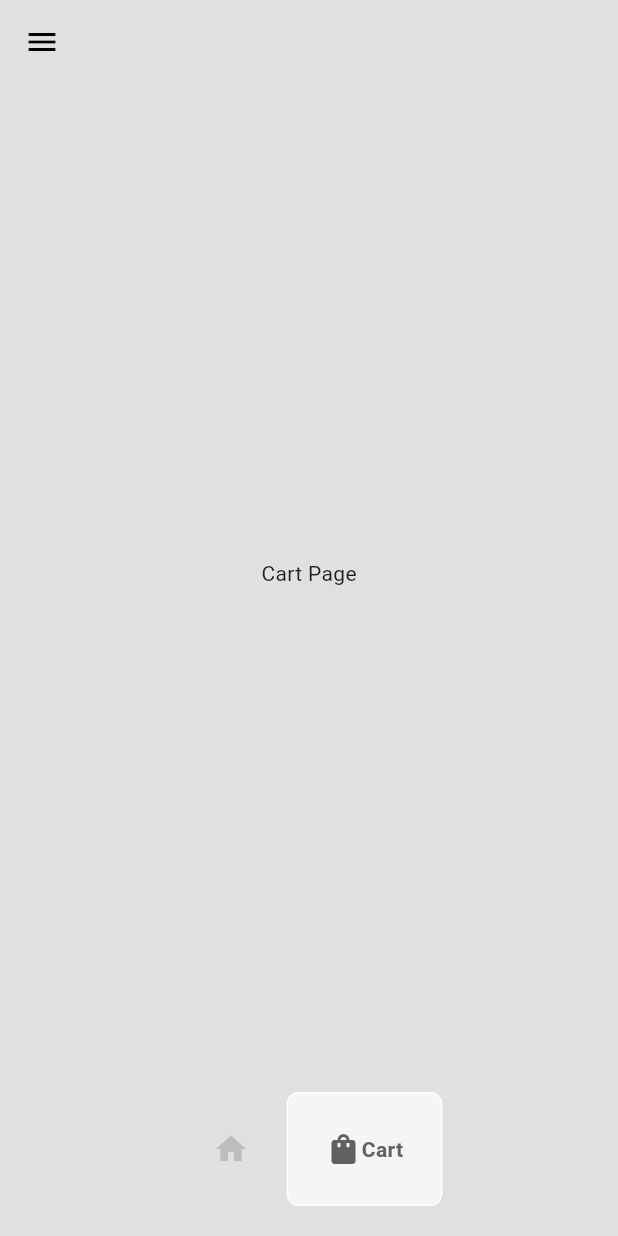
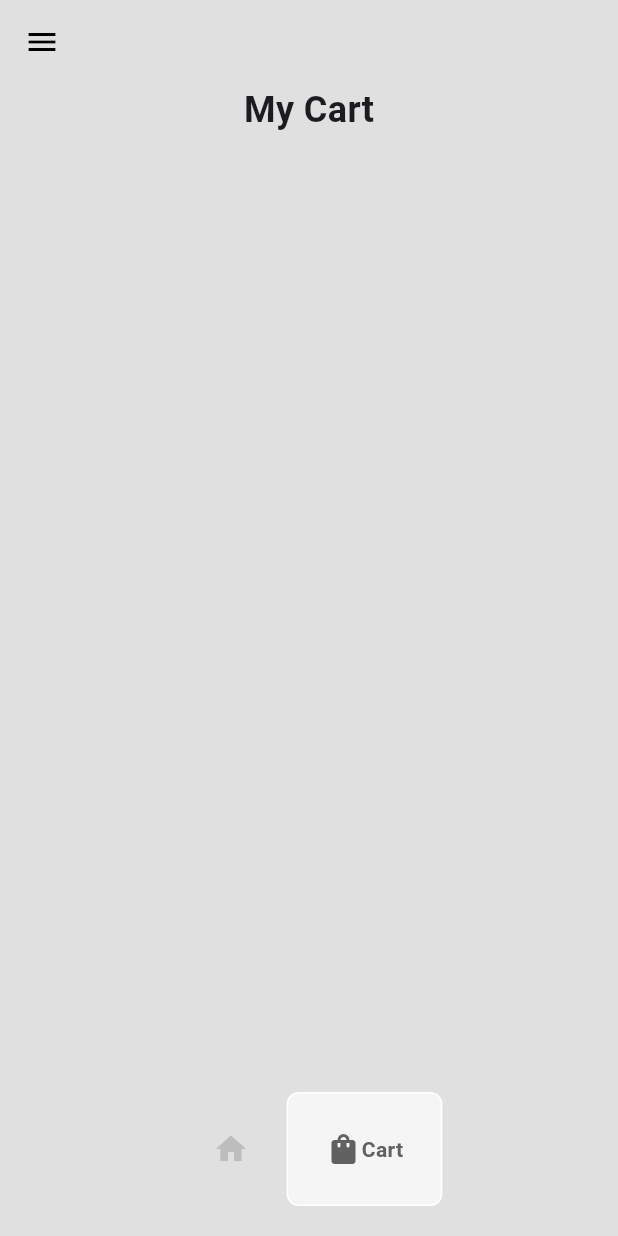
Before and after one commit to takumade/sneaker, a Flutter app: the HomePage screen opened directly, item 2 of the bottom bar chosen, on a phone screen of 412 x 824 dp. Run offline on Flutter 3.47's test engine with Material 3 defaults, Android fonts, the phone set to English and light mode, and no system bars; drawn by our look-alikes of google_nav_bar.

Commit message:
Add cart item

```diff
--- a/lib/pages/cart_page.dart
+++ b/lib/pages/cart_page.dart
@@ -1,4 +1,8 @@
 import 'package:flutter/material.dart';
+import 'package:sneaker/components/cart_item.dart';
+import 'package:sneaker/models/cart.dart';
+import 'package:provider/provider.dart';
+import 'package:sneaker/models/shoe.dart';
 
 class CartPage extends StatefulWidget {
   const CartPage({super.key});
@@ -10,8 +14,30 @@
 class _CartPageState extends State<CartPage> {
   @override
   Widget build(BuildContext context) {
-    return Center(
-      child: Text("Cart Page"),
+    return Consumer<Cart>(
+      builder:(context, value, child) => Padding(
+        padding: EdgeInsets.symmetric(horizontal: 25),
+        child: Column(
+          children: [
+
+            const Text("My Cart",
+            style: TextStyle(fontWeight: FontWeight.bold, fontSize: 24),
+
+            ),
+
+            const SizedBox(height: 10,),
+
+            Expanded(child:
+
+            ListView.builder(
+              itemCount: value.getUserCart().length,
+              itemBuilder:(context, index) {
+                Shoe individualShoe = value.getUserCart()[index];
+
+                return CartItem(shoe: individualShoe);
+            },))
+          ],
+        ),),
     );
   }
 }
```
Also changed, not shown: lib/components/cart_item.dart (added, +21 -0 lines).
